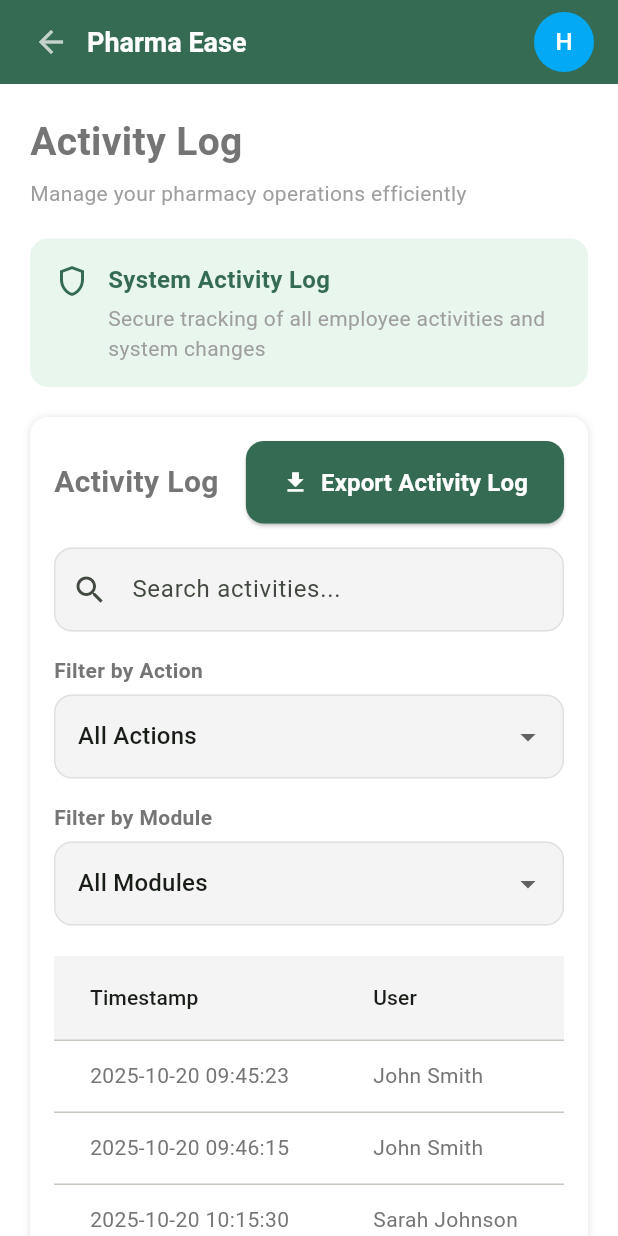
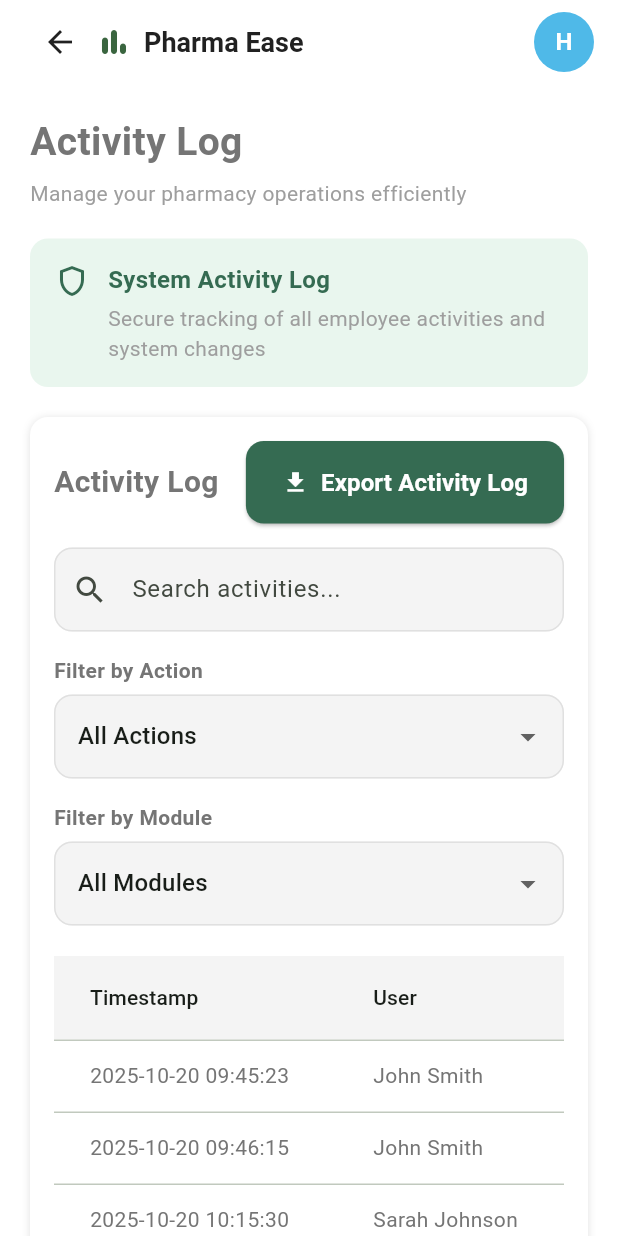
Before and after one commit to IconicFish12/pharma-ease-mobile, a Flutter app: the ActivityLog screen opened by its route, on a phone screen of 412 x 824 dp. Run offline on Flutter 3.47's test engine with Material 3 defaults, Android fonts, the phone set to English and light mode, and no system bars; our stand-ins replace go_router; Roboto replaces fonts that are missing (Poppins).

```diff
--- a/lib/views/activity_log.dart
+++ b/lib/views/activity_log.dart
@@ -1,4 +1,5 @@
 import 'package:flutter/material.dart';
+import '../config/config.dart';
 
 class ActivityLog extends StatefulWidget {
   const ActivityLog({super.key});
@@ -139,39 +140,35 @@ class _ActivityLogState extends State<ActivityLog> {
 
     return Scaffold(
       appBar: AppBar(
-        backgroundColor: const Color(0xFF356B52),
         automaticallyImplyLeading: false,
-        titleSpacing: 0,
-        title: Padding(
-          padding: const EdgeInsets.only(left: 10),
-          child: Row(
-            children: [
-              IconButton(
-                onPressed: () => Navigator.pop(context),
-                icon: const Icon(Icons.arrow_back, color: Colors.white70,),
-              ),
-              const Text(
-                "Pharma Ease",
-                style: TextStyle(
-                  color: Colors.white,
-                  fontWeight: FontWeight.w600,
-                ),
-              ),
-            ],
-          ),
+        title: Row(
+          mainAxisAlignment: MainAxisAlignment.start,
+          children: [
+            IconButton(
+              onPressed: () {
+                Navigator.pop(context);
+              },
+              icon: Icon(Icons.arrow_back),
+            ),
+            Icon(Icons.bar_chart_rounded, color: Config.primaryGreen),
+            SizedBox(width: 8),
+            Text('Pharma Ease'),
+          ],
         ),
         actions: [
           Padding(
-            padding: const EdgeInsets.only(right: 8),
-            child: GestureDetector(
-              onTap: () => Navigator.pushNamed(context, '/profile'),
-              child: const CircleAvatar(
-                backgroundColor: Colors.lightBlue,
-                child: Text("H", style: TextStyle(color: Colors.white)),
+            padding: const EdgeInsets.only(right: 16.0),
+            child: CircleAvatar(
+              backgroundColor: Config.accentBlue,
+              child: Text(
+                'H',
+                style: TextStyle(
+                  color: Colors.white,
+                  fontWeight: FontWeight.bold,
+                ),
               ),
             ),
           ),
-          const SizedBox(width: 8),
         ],
       ),
       body: SafeArea(
```
